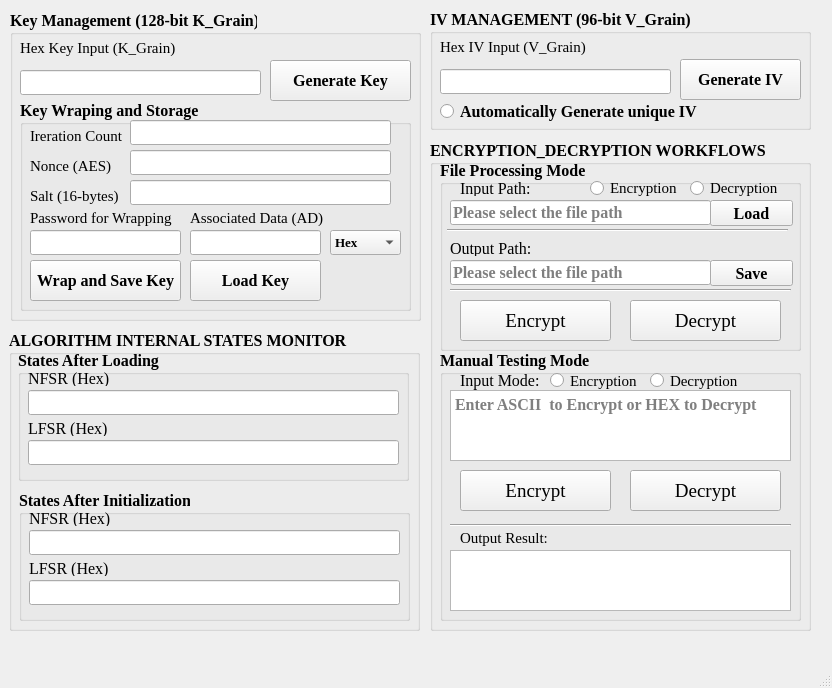
Before: the Qt Designer form grain_gui.ui in chenguan0613/Grain_128AEAD, drawn with Qt 5.
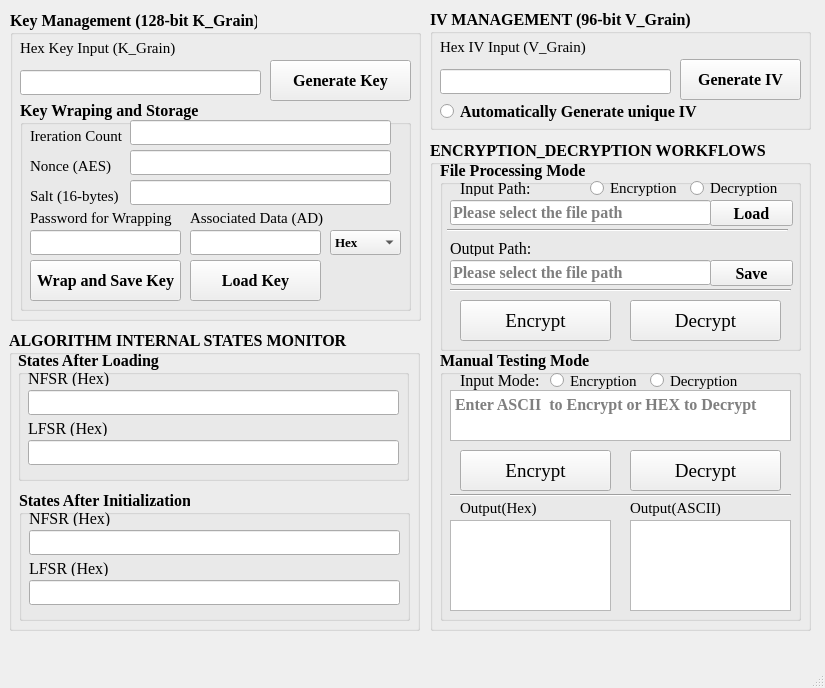
After: the same form once the commit is applied.

Commit message: modify the output pattern: hex&ascii

```diff
--- a/grain_gui.ui
+++ b/grain_gui.ui
@@ -6,7 +6,7 @@
    <rect>
     <x>0</x>
     <y>0</y>
-    <width>832</width>
+    <width>825</width>
     <height>688</height>
    </rect>
   </property>
@@ -836,7 +836,7 @@
         <x>10</x>
         <y>40</y>
         <width>341</width>
-        <height>71</height>
+        <height>51</height>
        </rect>
       </property>
       <property name="placeholderText">
@@ -847,7 +847,7 @@
       <property name="geometry">
        <rect>
         <x>20</x>
-        <y>120</y>
+        <y>100</y>
         <width>151</width>
         <height>41</height>
        </rect>
@@ -867,7 +867,7 @@
       <property name="geometry">
        <rect>
         <x>190</x>
-        <y>120</y>
+        <y>100</y>
         <width>151</width>
         <height>41</height>
        </rect>
@@ -887,7 +887,7 @@
       <property name="geometry">
        <rect>
         <x>20</x>
-        <y>180</y>
+        <y>150</y>
         <width>141</width>
         <height>16</height>
        </rect>
@@ -900,16 +900,16 @@
        </font>
       </property>
       <property name="text">
-       <string>Output Result:</string>
+       <string>Output(Hex)</string>
       </property>
      </widget>
      <widget class="QTextEdit" name="text_manual_output">
       <property name="geometry">
        <rect>
         <x>10</x>
-        <y>200</y>
-        <width>341</width>
-        <height>61</height>
+        <y>170</y>
+        <width>161</width>
+        <height>91</height>
        </rect>
       </property>
       <property name="placeholderText">
@@ -920,7 +920,7 @@
       <property name="geometry">
        <rect>
         <x>10</x>
-        <y>160</y>
+        <y>130</y>
         <width>341</width>
         <height>31</height>
        </rect>
@@ -929,6 +929,39 @@
        <enum>Qt::Orientation::Horizontal</enum>
       </property>
      </widget>
+     <widget class="QLabel" name="label_16">
+      <property name="geometry">
+       <rect>
+        <x>190</x>
+        <y>150</y>
+        <width>141</width>
+        <height>16</height>
+       </rect>
+      </property>
+      <property name="font">
+       <font>
+        <family>Times New Roman</family>
+        <pointsize>11</pointsize>
+        <bold>false</bold>
+       </font>
+      </property>
+      <property name="text">
+       <string>Output(ASCII)</string>
+      </property>
+     </widget>
+     <widget class="QTextEdit" name="text_manual_output_ascii">
+      <property name="geometry">
+       <rect>
+        <x>190</x>
+        <y>170</y>
+        <width>161</width>
+        <height>91</height>
+       </rect>
+      </property>
+      <property name="placeholderText">
+       <string/>
+      </property>
+     </widget>
     </widget>
    </widget>
    <widget class="QGroupBox" name="groupBox_2">
```
Left out of the diff: 4 changed lines with no effect on the pictures. The commit also changes 2 other files.
